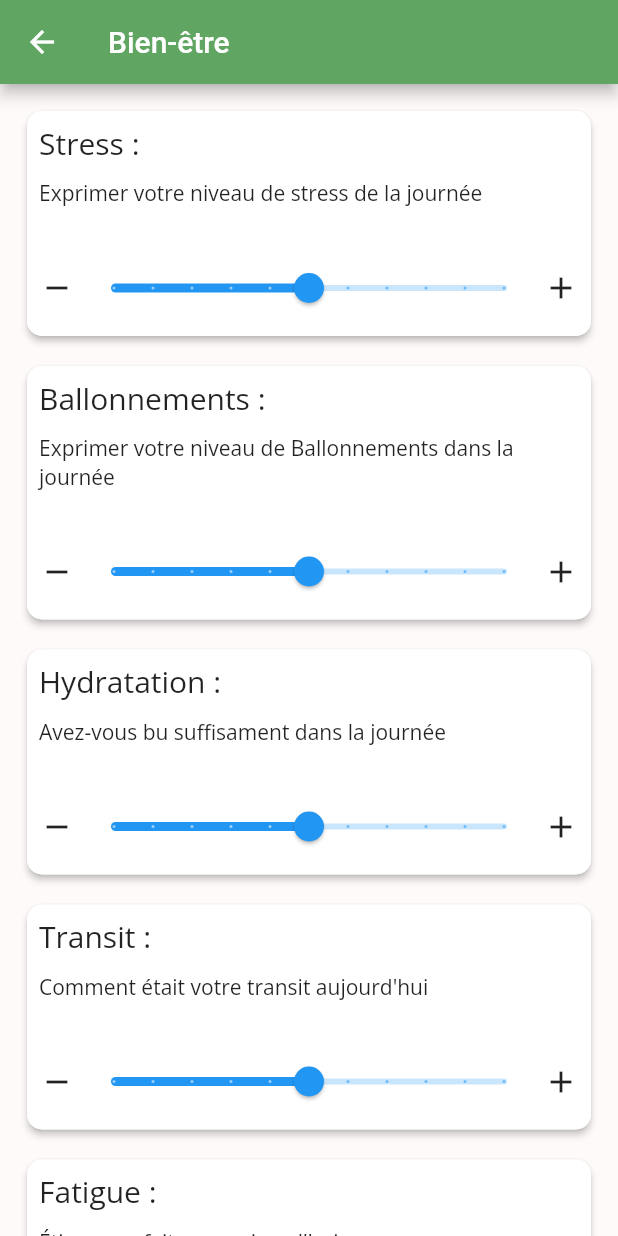
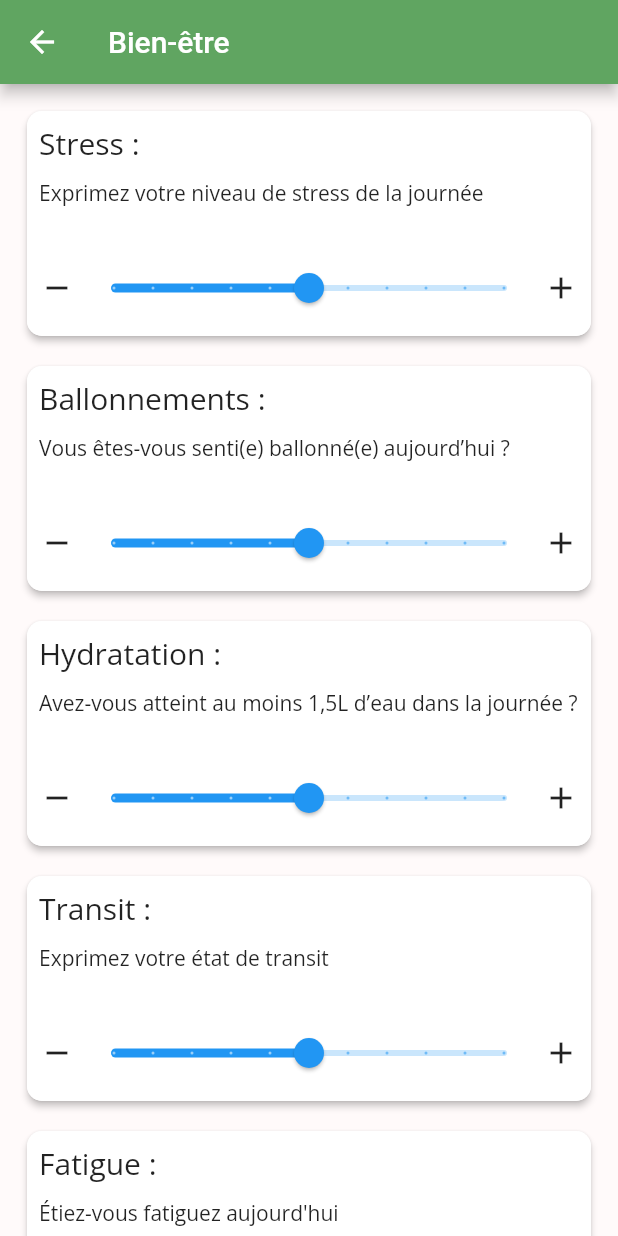
Before and after one commit to thomas83520/appdiet, a Flutter app: the HomePage screen opened directly, after a tap on "Bien-être", on a phone screen of 412 x 824 dp. Run offline on Flutter 3.47's test engine with Material 2 defaults, Android fonts, the phone set to English and light mode, and no system bars; our stand-ins replace bloc, cloud_firestore, cloud_functions, equatable, expandable, firebase_analytics and 12 more; missing offline and left inert: advance_pdf_viewer, apple_sign_in, pedantic, sign_button; accounts and stored records are empty.

Commit message:
orthographe check

```diff
--- a/lib/presentation/pages/poids_mesures/add_poids_mesures.dart
+++ b/lib/presentation/pages/poids_mesures/add_poids_mesures.dart
@@ -29,7 +29,7 @@ class AddPoidsMesures extends StatelessWidget {
         },
         child: Scaffold(
           appBar: AppBar(
-            title: Text("Ajouter poids et mesures"),
+            title: Text("Ajoutez poids et mesures"),
           ),
           body: SingleChildScrollView(
             child: Padding(
@@ -342,7 +342,7 @@ class _PhotoMesure extends StatelessWidget {
               child: Row(
                 children: [
                   Text(
-                    "Ajouter une photo:",
+                    "Ajoutez une photo:",
                     style: TextStyle(fontSize: 20),
                   ),
                   SizedBox(
@@ -440,7 +440,7 @@ class _AddButton extends StatelessWidget {
             height: 60.0,
             child: ElevatedButton(
               child: Text(
-                'Ajouter les mesures',
+                'Ajoutez les mesures',
                 style: TextStyle(color: Colors.white, fontSize: 20),
               ),
               style: ElevatedButton.styleFrom(
--- a/lib/presentation/view/detail_wellbeing_view.dart
+++ b/lib/presentation/view/detail_wellbeing_view.dart
@@ -128,7 +128,7 @@ class _Stress extends StatelessWidget {
             SizedBox(
               height: 10,
             ),
-            Text("Exprimer votre niveau de stress de la journée"),
+            Text("Exprimez votre niveau de stress de la journée"),
             SizedBox(
               height: 30,
             ),
@@ -183,7 +183,7 @@ class _Ballonnements extends StatelessWidget {
             SizedBox(
               height: 10,
             ),
-            Text("Exprimer votre niveau de Ballonnements dans la journée"),
+            Text("Vous êtes-vous senti(e) ballonné(e) aujourd’hui ?"),
             SizedBox(
               height: 30,
             ),
@@ -240,7 +240,7 @@ class _Hydratation extends StatelessWidget {
             SizedBox(
               height: 10,
             ),
-            Text("Avez-vous bu suffisament dans la journée "),
+            Text("Avez-vous atteint au moins 1,5L d’eau dans la journée ? "),
             SizedBox(
               height: 30,
             ),
@@ -297,7 +297,7 @@ class _Transit extends StatelessWidget {
             SizedBox(
               height: 10,
             ),
-            Text("Comment était votre transit aujourd'hui"),
+            Text("Exprimez votre état de transit"),
             SizedBox(
               height: 30,
             ),
@@ -354,7 +354,7 @@ class _Fatigue extends StatelessWidget {
             SizedBox(
               height: 10,
             ),
-            Text("Étiez-vous faitguez aujourd'hui"),
+            Text("Étiez-vous fatiguez aujourd'hui"),
             SizedBox(
               height: 30,
             ),
@@ -411,7 +411,7 @@ class _Sommeil extends StatelessWidget {
             SizedBox(
               height: 10,
             ),
-            Text("Avez-vous bien dormi cette nuit"),
+            Text("Avez-vous bien dormi la nuit dernière ?"),
             SizedBox(
               height: 30,
             ),
@@ -468,7 +468,7 @@ class _Humeur extends StatelessWidget {
             SizedBox(
               height: 10,
             ),
-            Text("Exprimer votre humeur de la journée"),
+            Text("Exprimez votre humeur de la journée"),
             SizedBox(
               height: 30,
             ),
--- a/lib/presentation/widgets/comments.dart
+++ b/lib/presentation/widgets/comments.dart
@@ -53,7 +53,7 @@ class Comments extends StatelessWidget {
     if (comments.isEmpty)
       return [
         Text(
-          "Ajouter un commentaire",
+          "Ajoutez un commentaire",
           style: TextStyle(color: Colors.grey),
         ),
       ];
--- a/lib/presentation/widgets/meals.dart
+++ b/lib/presentation/widgets/meals.dart
@@ -56,7 +56,7 @@ class Meals extends StatelessWidget {
     if (meals.isEmpty)
       return [
         Text(
-          "Ajouter un repas",
+          "Ajoutez un repas",
           style: TextStyle(color: Colors.grey),
         ),
       ];
```
